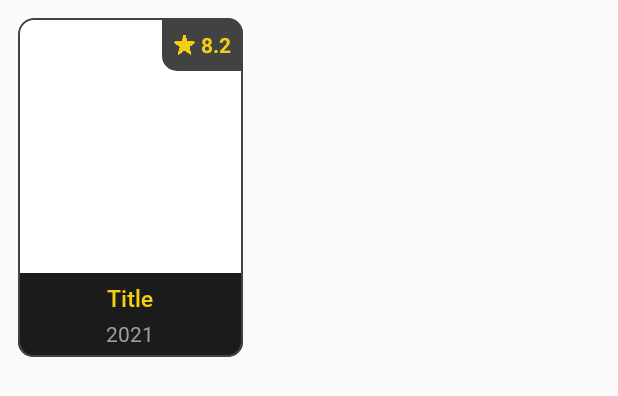
After one commit to muammarahlnn/MyMovies-kt, an Android app: the layout item_rv_films.xml on its own in the app's theme, with its tools: preview values and no code run, on a phone screen of 412 x 824 dp. The commit adds this screen. Shown: the top 396 px of the screen. Run offline under Robolectric (Android 15) with nearby library versions, the phone set to English and light mode, and no system bars.

Commit message:
ADD: RecyclerView MoviesNowPlaying

```diff
--- a/app/src/main/java/com/ardnn/mymovies/models/MoviesNowPlaying.kt
+++ b/app/src/main/java/com/ardnn/mymovies/models/MoviesNowPlaying.kt
@@ -19,5 +19,5 @@ data class MoviesNowPlaying(
     var wallpaperUrl: String,
 
     @SerializedName("vote_average")
-    var vote: String
+    var vote: Double
 )
--- a/app/src/main/java/com/ardnn/mymovies/models/MoviesNowPlayingResponse.kt
+++ b/app/src/main/java/com/ardnn/mymovies/models/MoviesNowPlayingResponse.kt
@@ -6,5 +6,5 @@ import com.google.gson.annotations.SerializedName
 data class MoviesNowPlayingResponse(
     @SerializedName("result")
     @Expose
-    var moviesNowPlayingList: List<MoviesNowPlaying>
+    var moviesNowPlayingList: List<MoviesNowPlaying>?
 )
--- a/app/src/main/java/com/ardnn/mymovies/networks/MoviesNowPlayingApiClient.kt
+++ b/app/src/main/java/com/ardnn/mymovies/networks/MoviesNowPlayingApiClient.kt
@@ -4,7 +4,7 @@ import com.ardnn.mymovies.helpers.Const
 import retrofit2.Retrofit
 import retrofit2.converter.gson.GsonConverterFactory
 
-class MoviesNowPlayingApiClient {
+object MoviesNowPlayingApiClient {
     val retrofit: Retrofit
         get() {
             return Retrofit.Builder()
--- /dev/null
+++ b/app/src/main/res/drawable/bg_border_gray.xml
@@ -0,0 +1,12 @@
+<?xml version="1.0" encoding="utf-8"?>
+<shape xmlns:android="http://schemas.android.com/apk/res/android">
+
+    <corners
+        android:radius="10dp"
+        />
+
+    <stroke
+        android:width="1dp"
+        android:color="@color/gray_border"
+        />
+</shape>
--- /dev/null
+++ b/app/src/main/res/drawable/bg_vote_item_films.xml
@@ -0,0 +1,12 @@
+<?xml version="1.0" encoding="utf-8"?>
+<shape xmlns:android="http://schemas.android.com/apk/res/android">
+
+    <solid
+        android:color="@color/gray_border"
+        />
+
+    <corners
+        android:bottomLeftRadius="10dp"
+        />
+
+</shape>
--- /dev/null
+++ b/app/src/main/res/layout/item_rv_films.xml
@@ -0,0 +1,105 @@
+<?xml version="1.0" encoding="utf-8"?>
+<androidx.constraintlayout.widget.ConstraintLayout
+    xmlns:android="http://schemas.android.com/apk/res/android"
+    xmlns:app="http://schemas.android.com/apk/res-auto"
+    xmlns:tools="http://schemas.android.com/tools"
+    android:layout_width="wrap_content"
+    android:layout_height="wrap_content"
+    android:layout_margin="12dp">
+
+    <androidx.cardview.widget.CardView
+        android:id="@+id/cardView"
+        android:layout_width="150dp"
+        android:layout_height="wrap_content"
+
+        app:cardCornerRadius="10dp"
+        android:foreground="@drawable/bg_border_gray"
+        app:layout_constraintBottom_toBottomOf="parent"
+        app:layout_constraintEnd_toEndOf="parent"
+        app:layout_constraintStart_toStartOf="parent"
+        app:layout_constraintTop_toTopOf="parent">
+
+        <androidx.constraintlayout.widget.ConstraintLayout
+            android:layout_width="match_parent"
+            android:layout_height="match_parent">
+
+            <ImageView
+                android:id="@+id/iv_poster_item_films"
+                android:layout_width="match_parent"
+                android:layout_height="170dp"
+                android:scaleType="centerCrop"
+                app:layout_constraintEnd_toEndOf="parent"
+                app:layout_constraintStart_toStartOf="parent"
+                app:layout_constraintTop_toTopOf="parent"
+                tools:src="@color/white" />
+
+            <LinearLayout
+                android:layout_width="wrap_content"
+                android:layout_height="wrap_content"
+                android:background="@drawable/bg_vote_item_films"
+                android:gravity="center"
+                android:orientation="horizontal"
+                android:padding="8dp"
+                app:layout_constraintEnd_toEndOf="parent"
+                app:layout_constraintTop_toTopOf="parent">
+
+                <ImageView
+                    android:layout_width="14dp"
+                    android:layout_height="14dp"
+                    android:layout_marginEnd="4dp"
+                    android:src="@drawable/ic_star_yellow" />
+
+                <TextView
+                    android:id="@+id/tv_vote_item_films"
+                    android:layout_width="wrap_content"
+                    android:layout_height="wrap_content"
+                    tools:text="8.2"
+                    android:textColor="@color/yellow_primary"
+                    android:textSize="14sp"
+                    android:textStyle="bold" />
+
+            </LinearLayout>
+
+            <LinearLayout
+                android:layout_width="match_parent"
+                android:layout_height="wrap_content"
+                android:gravity="center"
+                android:orientation="vertical"
+                android:background="@color/black_primary"
+                android:paddingHorizontal="4dp"
+                android:paddingVertical="6dp"
+                app:layout_constraintBottom_toBottomOf="parent"
+                app:layout_constraintEnd_toEndOf="parent"
+                app:layout_constraintStart_toStartOf="parent"
+                app:layout_constraintTop_toBottomOf="@+id/iv_poster_item_films">
+
+                <TextView
+                    android:id="@+id/tv_title_item_films"
+                    android:layout_width="match_parent"
+                    android:layout_height="wrap_content"
+                    android:lines="1"
+                    android:textSize="15sp"
+                    android:textAlignment="center"
+                    android:textColor="@color/yellow_primary"
+                    android:fontFamily="@font/roboto_medium"
+                    tools:text="Title" />
+
+                <TextView
+                    android:id="@+id/tv_year_item_films"
+                    android:layout_width="match_parent"
+                    android:layout_height="wrap_content"
+                    android:layout_marginTop="3dp"
+                    android:lines="1"
+                    android:textSize="14sp"
+                    android:textAlignment="center"
+                    android:textColor="@color/gray_primary"
+                    android:fontFamily="@font/roboto_regular"
+                    tools:text="2021"/>
+
+            </LinearLayout>
+
+        </androidx.constraintlayout.widget.ConstraintLayout>
+
+    </androidx.cardview.widget.CardView>
+
+</androidx.constraintlayout.widget.ConstraintLayout>
```
Also changed, not shown: app/src/main/java/com/ardnn/mymovies/adapters/MoviesNowPlayingAdapter.kt (added, +71 -0 lines), app/src/main/java/com/ardnn/mymovies/fragments/HomeFragment.kt (deleted, +0 -60 lines), app/src/main/java/com/ardnn/mymovies/fragments/MoviesFragment.kt (added, +87 -0 lines), app/src/main/res/layout/fragment_movies.xml (renamed from app/src/main/res/layout/fragment_home.xml, +5 -8 lines), app/src/main/res/drawable/ic_star_yellow.png (added).
